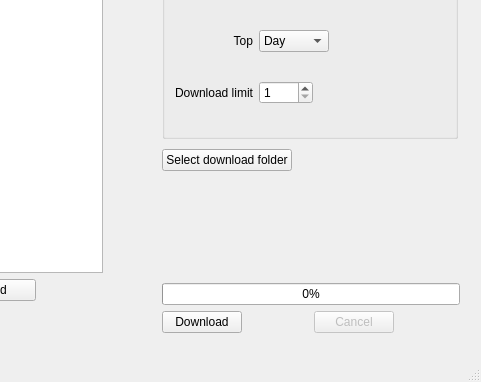
Old version of the form reddit_content_downloader.ui in the repository RomainCscn/reddit-content-downloader; both pictures show x 168 to 649 and y 81 to 463 of the 649 by 463 pixel window.
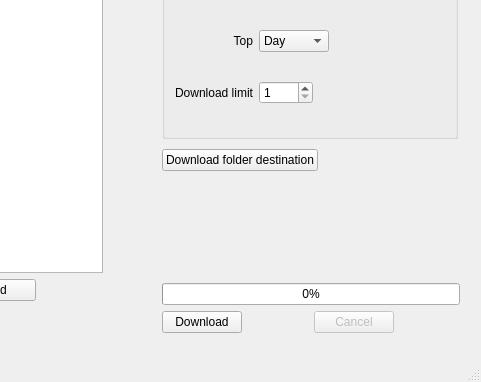
New version of the form.

Commit message: Fix default download folder, persist folder in settings

What changed in the file:
```diff
--- a/reddit_content_downloader.ui
+++ b/reddit_content_downloader.ui
@@ -259,7 +259,7 @@
      <bool>true</bool>
     </property>
    </widget>
-   <widget class="QWidget" name="">
+   <widget class="QWidget" name="layoutWidget">
     <property name="geometry">
      <rect>
       <x>330</x>
@@ -276,7 +276,7 @@
          <item>
           <widget class="QPushButton" name="folderButton">
            <property name="text">
-            <string>Select download folder</string>
+            <string>Download folder destination</string>
            </property>
           </widget>
          </item>
```
Left out of the diff: 2 changed lines with no effect on the pictures. The commit also changes 3 other files.
